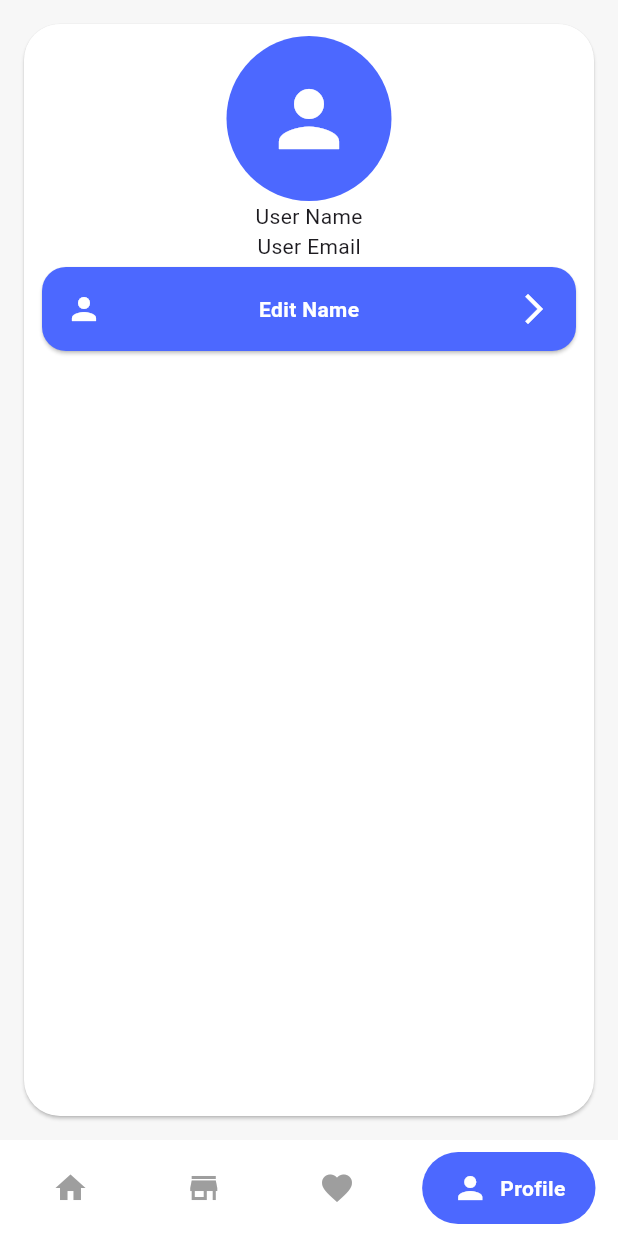
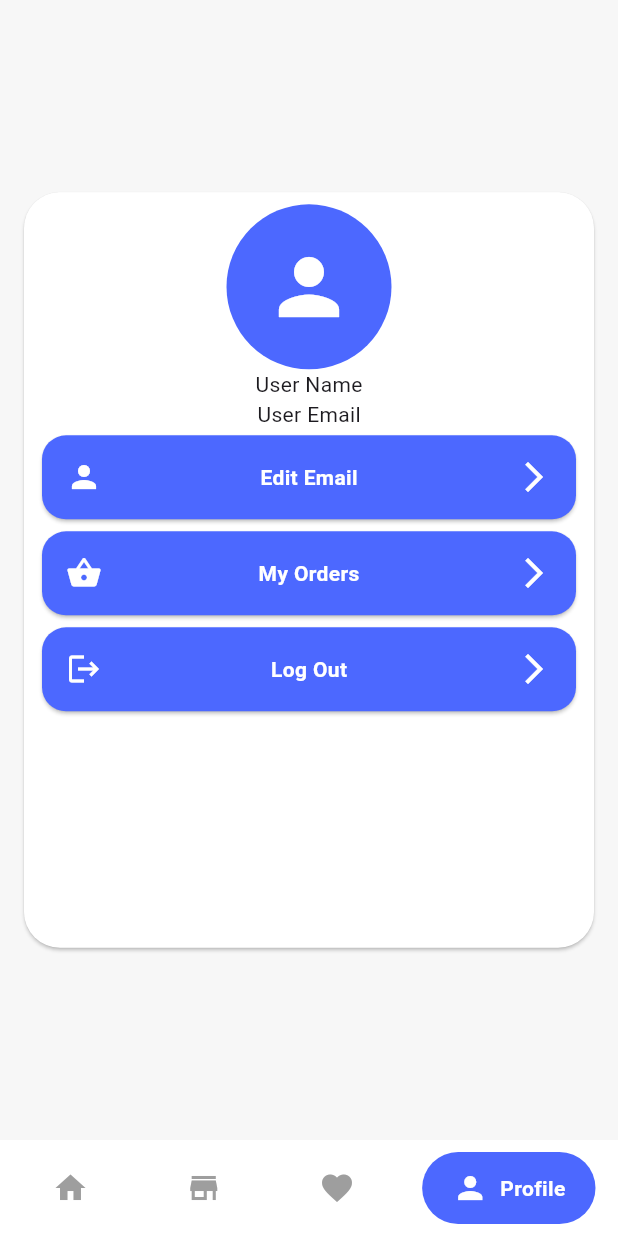
Before and after one commit to blalfayed/ecommerce_supabase, a Flutter app: the screen it shows after launch, item 4 of the bottom bar chosen, on a phone screen of 412 x 824 dp. Run offline on Flutter 3.47's test engine with Material 3 defaults, Android fonts, the light colour scheme and no system bars; drawn by our look-alikes of google_nav_bar; our stand-ins replace cached_network_image, flutter_bloc; network calls fail.

Commit message:
finish profile view ui

```diff
--- a/lib/views/profile/ui/profile_view.dart
+++ b/lib/views/profile/ui/profile_view.dart
@@ -1,18 +1,23 @@
 import 'package:ecommerce_supabase/core/app_colors.dart';
 import 'package:flutter/material.dart';
+
+import '../widgets/custom_row_btn.dart';
 
 class ProfileView extends StatelessWidget {
   const ProfileView({super.key});
 
   @override
   Widget build(BuildContext context) {
-    return Card(
+    return Center(
+      child: SizedBox(
+        height: MediaQuery.sizeOf(context).height * .65,
+        child: const Card(
           color: AppColors.kWhiteColor,
-      margin: const EdgeInsets.all(16),
-      shape: const RoundedRectangleBorder(
+          margin: EdgeInsets.all(16),
+          shape: RoundedRectangleBorder(
               borderRadius: BorderRadius.all(Radius.circular(24))),
           child: Padding(
-        padding: const EdgeInsets.all(8.0),
+            padding: EdgeInsets.all(8.0),
             child: Column(
               children: [
                 CircleAvatar(
@@ -26,31 +31,15 @@ class ProfileView extends StatelessWidget {
                 ),
                 Text('User Name'),
                 Text('User Email'),
-            Card(
-              shape: RoundedRectangleBorder(
-                  borderRadius: BorderRadius.all(Radius.circular(16))),
-              color: AppColors.kPrimaryColor,
-              child: Padding(
-                padding: const EdgeInsets.all(16.0),
-                child: Row(
-                  mainAxisAlignment: MainAxisAlignment.spaceBetween,
-                  children: [
-                    Icon(
-                      Icons.person,
-                      color: AppColors.kWhiteColor,
+                CustomRowBtn(
+                  text: 'Edit Email',
+                  icon: Icons.person,
                 ),
-                    Text(
-                      'Edit Name',
-                      style: TextStyle(
-                          color: AppColors.kWhiteColor,
-                          fontWeight: FontWeight.bold),
-                    ),
-                    Icon(Icons.arrow_forward_ios, color: AppColors.kWhiteColor)
+                CustomRowBtn(text: 'My Orders', icon: Icons.shopping_basket),
+                CustomRowBtn(text: 'Log Out', icon: Icons.logout)
               ],
             ),
           ),
-            )
-          ],
         ),
       ),
     );
--- /dev/null
+++ b/lib/views/profile/widgets/custom_row_btn.dart
@@ -0,0 +1,45 @@
+import 'package:flutter/material.dart';
+
+import '../../../core/app_colors.dart';
+
+class CustomRowBtn extends StatelessWidget {
+  const CustomRowBtn({
+    super.key,
+    required this.text,
+    this.onTap,
+    required this.icon,
+  });
+
+  final String text;
+  final void Function()? onTap;
+  final IconData icon;
+  @override
+  Widget build(BuildContext context) {
+    return Card(
+      shape: const RoundedRectangleBorder(
+          borderRadius: BorderRadius.all(Radius.circular(16))),
+      color: AppColors.kPrimaryColor,
+      child: InkWell(
+        onTap: onTap,
+        child: Padding(
+          padding: const EdgeInsets.all(16.0),
+          child: Row(
+            mainAxisAlignment: MainAxisAlignment.spaceBetween,
+            children: [
+              Icon(
+                icon,
+                color: AppColors.kWhiteColor,
+              ),
+              Text(
+                text,
+                style: const TextStyle(
+                    color: AppColors.kWhiteColor, fontWeight: FontWeight.bold),
+              ),
+              const Icon(Icons.arrow_forward_ios, color: AppColors.kWhiteColor)
+            ],
+          ),
+        ),
+      ),
+    );
+  }
+}
```
Lines whose indentation alone changed are shown as unchanged.
